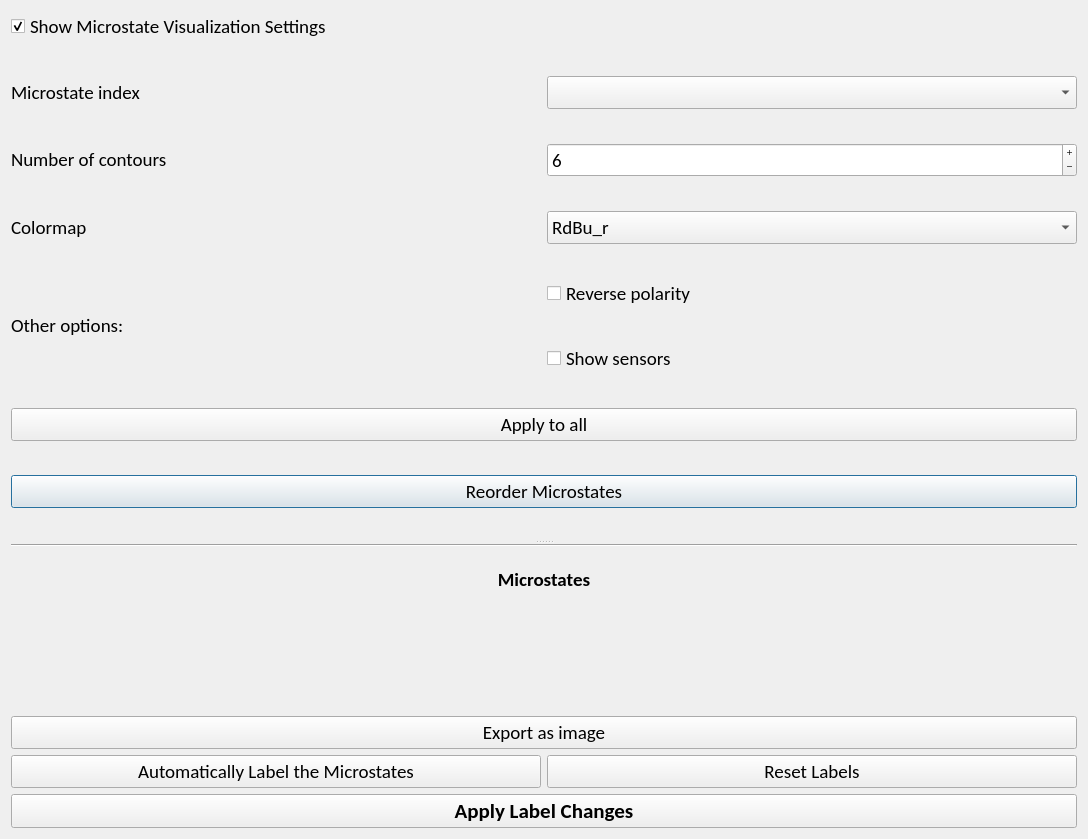
eeg-comet/eeg-comet, file EEG_COMET/ui/MicrostateVisualizationWindow.ui: the form before one commit.
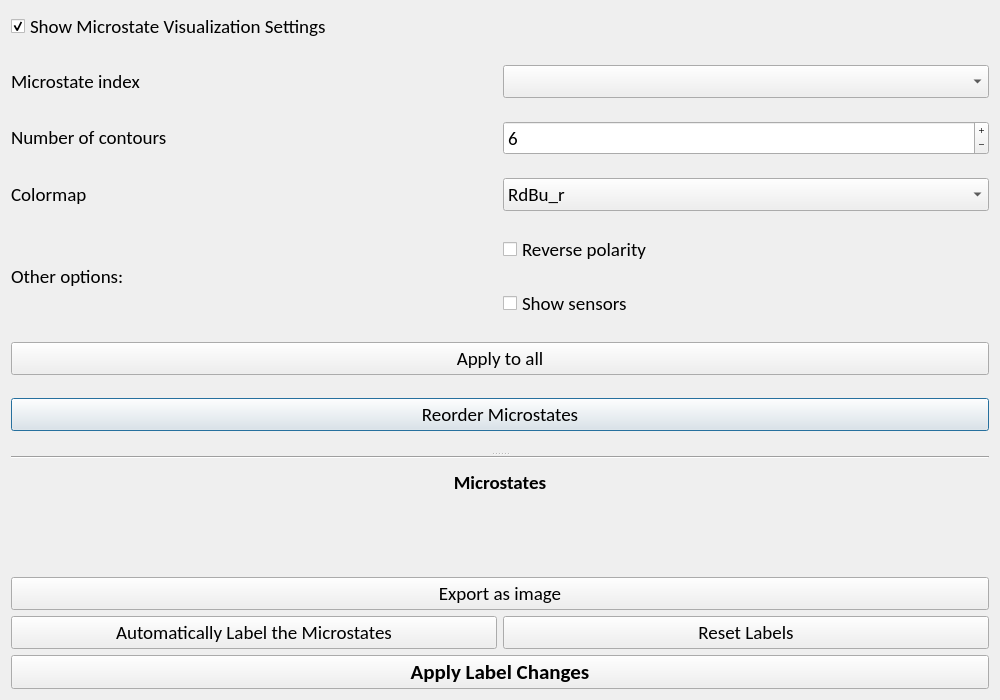
The form after the commit.

Commit message: Set min size for windows

The edit to the form file:
```diff
--- a/EEG_COMET/ui/MicrostateVisualizationWindow.ui
+++ b/EEG_COMET/ui/MicrostateVisualizationWindow.ui
@@ -6,10 +6,16 @@
    <rect>
     <x>0</x>
     <y>0</y>
-    <width>1088</width>
-    <height>839</height>
+    <width>1000</width>
+    <height>700</height>
    </rect>
   </property>
+  <property name="minimumSize">
+   <size>
+    <width>800</width>
+    <height>500</height>
+   </size>
+  </property>
   <property name="font">
    <font>
     <family>Calibri</family>
```
The commit also changes 7 other files.
